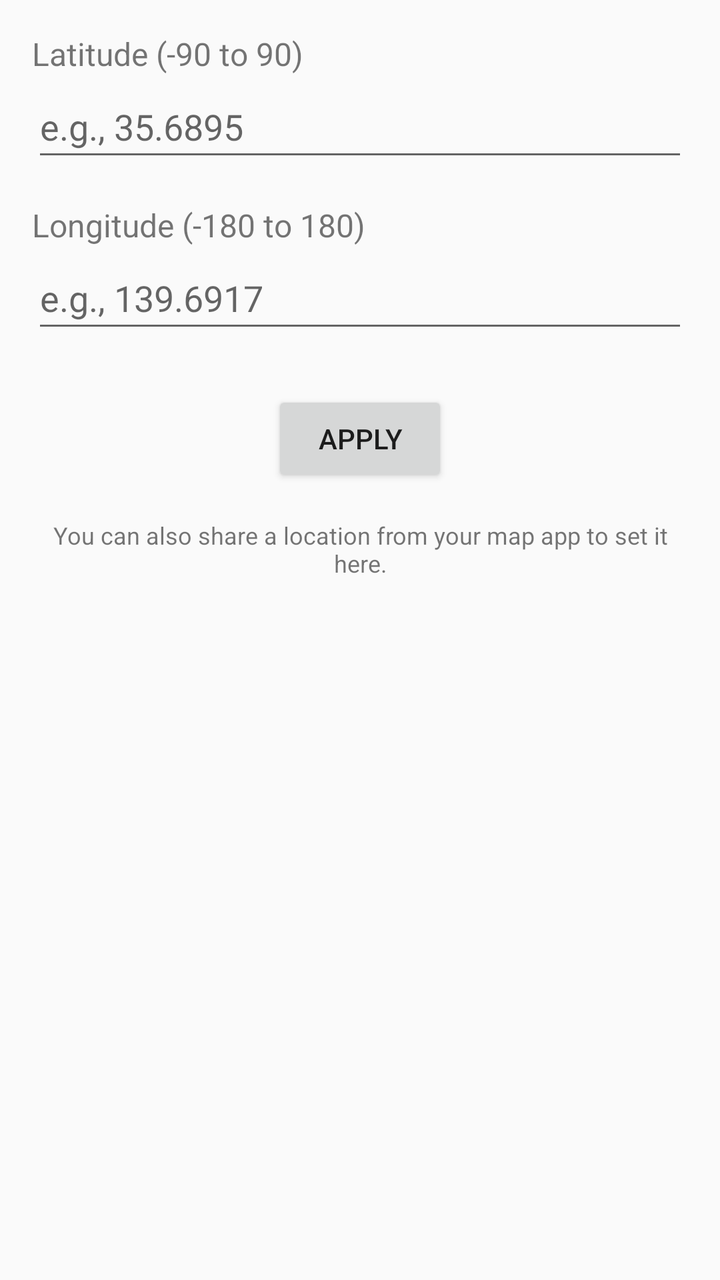
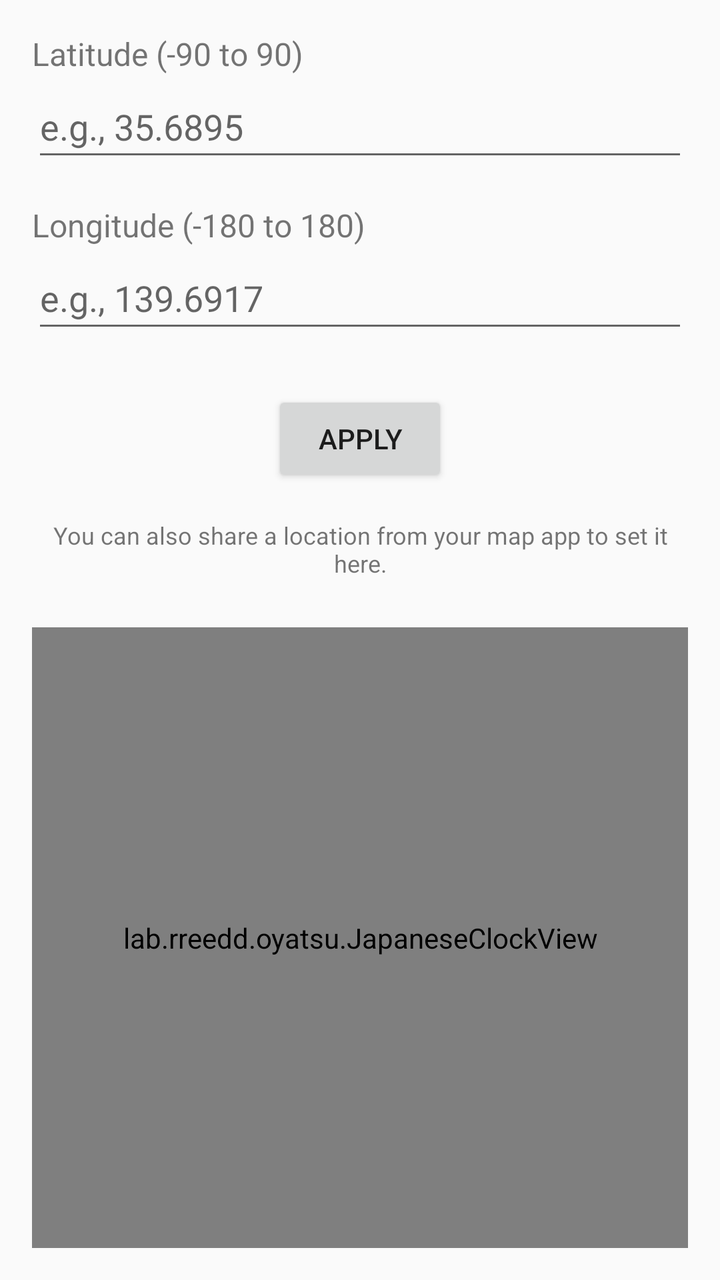

The first picture is an Android layout as it rendered before a commit; the second is the same layout after the commit. The layout source and the unified diff follow.
<!-- AndroidManifest.xml: application theme Theme.Oyatsu -->
<!-- res/layout/activity_location_input.xml -->
<?xml version="1.0" encoding="utf-8"?>
<LinearLayout xmlns:android="http://schemas.android.com/apk/res/android"
    xmlns:tools="http://schemas.android.com/tools"
    android:layout_width="match_parent"
    android:layout_height="match_parent"
    android:orientation="vertical"
    android:padding="16dp"
    tools:context=".LocationInputActivity">

    <TextView
        android:layout_width="wrap_content"
        android:layout_height="wrap_content"
        android:text="@string/label_latitude"
        android:textSize="16sp" />

    <EditText
        android:id="@+id/editTextLatitude"
        android:layout_width="match_parent"
        android:layout_height="wrap_content"
        android:hint="@string/hint_latitude"
        android:inputType="numberDecimal|numberSigned"
        android:minHeight="48dp" />

    <TextView
        android:layout_width="wrap_content"
        android:layout_height="wrap_content"
        android:layout_marginTop="16dp"
        android:text="@string/label_longitude"
        android:textSize="16sp" />

    <EditText
        android:id="@+id/editTextLongitude"
        android:layout_width="match_parent"
        android:layout_height="wrap_content"
        android:hint="@string/hint_longitude"
        android:inputType="numberDecimal|numberSigned"
        android:minHeight="48dp" />

    <Button
        android:id="@+id/buttonApply"
        android:layout_width="wrap_content"
        android:layout_height="wrap_content"
        android:layout_gravity="center_horizontal"
        android:layout_marginTop="24dp"
        android:text="@string/button_apply" />

    <TextView
        android:layout_width="match_parent"
        android:layout_height="wrap_content"
        android:layout_marginTop="16dp"
        android:text="@string/info_share_from_maps"
        android:gravity="center_horizontal"
        android:textSize="12sp"/>

</LinearLayout>
<!-- resources referenced by this layout -->
<resources>
  <string name="button_apply">Apply</string>
  <string name="hint_latitude">e.g., 35.6895</string>
  <string name="hint_longitude">e.g., 139.6917</string>
  <string name="info_share_from_maps">You can also share a location from your map app to set it here.</string>
  <string name="label_latitude">Latitude (-90 to 90)</string>
  <string name="label_longitude">Longitude (-180 to 180)</string>
  <style name="Theme.Oyatsu" parent="Theme.AppCompat.Light.DarkActionBar" />
</resources>

<!-- the commit's change to res/layout/activity_location_input.xml (unified diff, before → after) -->
@@ -52,4 +52,10 @@
         android:gravity="center_horizontal"
         android:textSize="12sp"/>
 
+    <lab.rreedd.oyatsu.JapaneseClockView
+        android:id="@+id/japaneseClockView"
+        android:layout_width="match_parent"
+        android:layout_height="match_parent"
+        android:layout_marginTop="24dp" />
+
 </LinearLayout>
